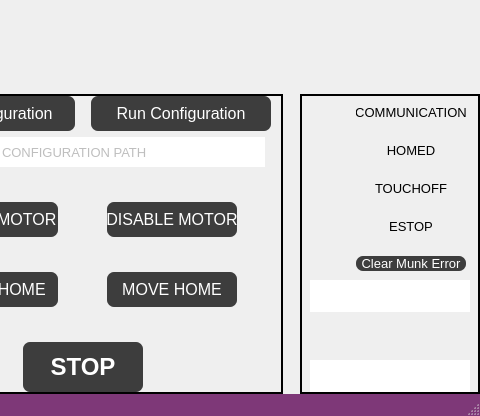
Before: the Qt Designer form src/ECM_gui/ECM_controller_gui.ui in dmherrington/ECM-Control-System, drawn with Qt 5; both pictures show x 565 to 1045 and y 594 to 1010 of the 1045 by 1010 pixel window.
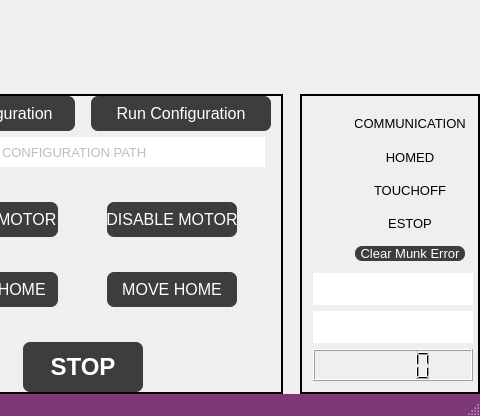
After: the same form once the commit is applied. Custom widgets are drawn as their Qt base class.

```diff
--- a/src/ECM_gui/ECM_controller_gui.ui
+++ b/src/ECM_gui/ECM_controller_gui.ui
@@ -1640,21 +1640,6 @@
          <number>2</number>
         </property>
         <layout class="QGridLayout" name="gridLayout_5">
-         <property name="leftMargin">
-          <number>0</number>
-         </property>
-         <property name="topMargin">
-          <number>0</number>
-         </property>
-         <property name="rightMargin">
-          <number>0</number>
-         </property>
-         <property name="bottomMargin">
-          <number>0</number>
-         </property>
-         <property name="spacing">
-          <number>0</number>
-         </property>
          <item row="0" column="0">
           <layout class="QGridLayout" name="gridLayout">
            <item row="0" column="0">
@@ -1950,19 +1935,6 @@
           </widget>
          </item>
          <item row="2" column="0">
-          <spacer name="verticalSpacer_3">
-           <property name="orientation">
-            <enum>Qt::Vertical</enum>
-           </property>
-           <property name="sizeHint" stdset="0">
-            <size>
-             <width>14</width>
-             <height>7</height>
-            </size>
-           </property>
-          </spacer>
-         </item>
-         <item row="3" column="0">
           <widget class="QLineEdit" name="lineEdit_MCState">
            <property name="enabled">
             <bool>false</bool>
@@ -1998,6 +1970,34 @@
            </property>
           </widget>
          </item>
+         <item row="3" column="0">
+          <widget class="QLCDNumber" name="lcdNumber_TempProbe0">
+           <property name="sizePolicy">
+            <sizepolicy hsizetype="Fixed" vsizetype="Fixed">
+             <horstretch>0</horstretch>
+             <verstretch>0</verstretch>
+            </sizepolicy>
+           </property>
+           <property name="minimumSize">
+            <size>
+             <width>160</width>
+             <height>32</height>
+            </size>
+           </property>
+           <property name="maximumSize">
+            <size>
+             <width>160</width>
+             <height>32</height>
+            </size>
+           </property>
+           <property name="value" stdset="0">
+            <double>0.000000000000000</double>
+           </property>
+           <property name="intValue" stdset="0">
+            <number>0</number>
+           </property>
+          </widget>
+         </item>
         </layout>
        </widget>
       </item>
```
